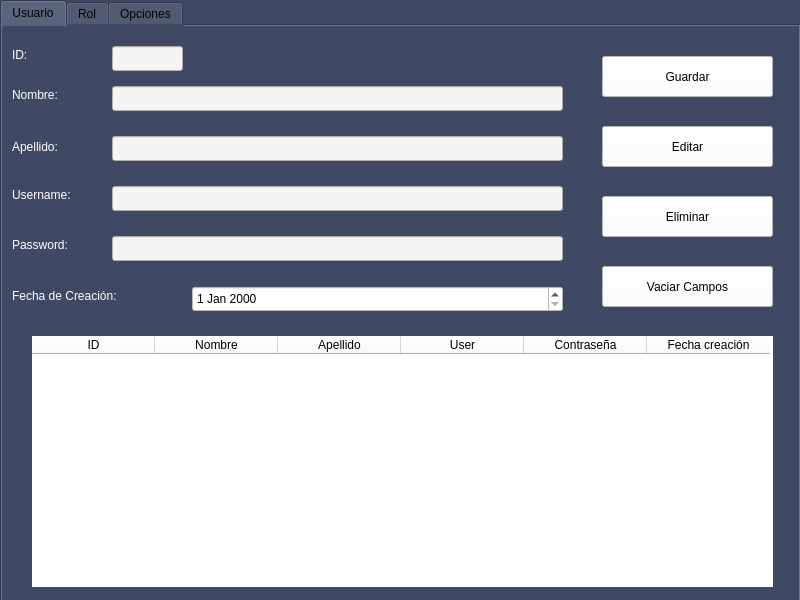
EdCenten0/MAPA-Python, file Proyecto/Interfaces/Seguridad.ui: the form before one commit.
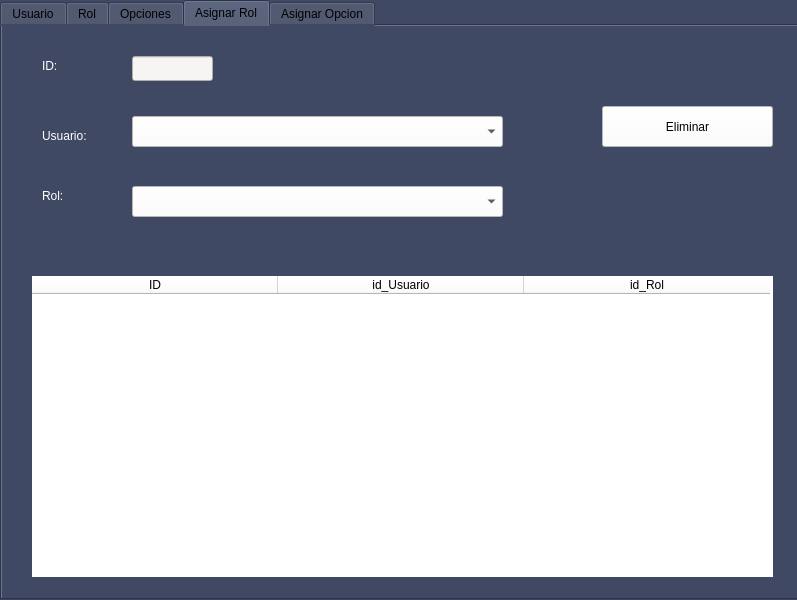
The form after the commit. The open tabs and pages were chosen to show the change.

Commit message:
Cambios y configuración de Seguridad
Agregue el codigo vw_Seguridad para que se ha más fácil la programación (Auto Complete)

```diff
--- a/Proyecto/Interfaces/Seguridad.ui
+++ b/Proyecto/Interfaces/Seguridad.ui
@@ -1,12 +1,15 @@
 <?xml version="1.0" encoding="UTF-8"?>
 <ui version="4.0">
- <class>Background</class>
- <widget class="QMainWindow" name="Background">
+ <class>Seguridad</class>
+ <widget class="QMainWindow" name="Seguridad">
+  <property name="enabled">
+   <bool>true</bool>
+  </property>
   <property name="geometry">
    <rect>
     <x>0</x>
     <y>0</y>
-    <width>800</width>
+    <width>797</width>
     <height>600</height>
    </rect>
   </property>
@@ -23,8 +26,8 @@
      <rect>
       <x>0</x>
       <y>0</y>
-      <width>801</width>
-      <height>631</height>
+      <width>800</width>
+      <height>600</height>
      </rect>
     </property>
     <property name="minimumSize">
@@ -711,6 +714,326 @@
       </property>
      </widget>
     </widget>
+    <widget class="QWidget" name="tab_3">
+     <attribute name="title">
+      <string>Asignar Rol</string>
+     </attribute>
+     <widget class="QTableWidget" name="tb_Asignar_Rol">
+      <property name="geometry">
+       <rect>
+        <x>30</x>
+        <y>250</y>
+        <width>741</width>
+        <height>301</height>
+       </rect>
+      </property>
+      <property name="cursor" stdset="0">
+       <cursorShape>PointingHandCursor</cursorShape>
+      </property>
+      <property name="styleSheet">
+       <string notr="true">background-color: rgb(255, 255, 255);</string>
+      </property>
+      <property name="frameShape">
+       <enum>QFrame::NoFrame</enum>
+      </property>
+      <property name="sizeAdjustPolicy">
+       <enum>QAbstractScrollArea::AdjustToContents</enum>
+      </property>
+      <attribute name="horizontalHeaderDefaultSectionSize">
+       <number>246</number>
+      </attribute>
+      <attribute name="verticalHeaderDefaultSectionSize">
+       <number>25</number>
+      </attribute>
+      <attribute name="verticalHeaderMinimumSectionSize">
+       <number>23</number>
+      </attribute>
+      <column>
+       <property name="text">
+        <string>ID</string>
+       </property>
+      </column>
+      <column>
+       <property name="text">
+        <string>id_Usuario</string>
+       </property>
+      </column>
+      <column>
+       <property name="text">
+        <string>id_Rol</string>
+       </property>
+      </column>
+     </widget>
+     <widget class="QPushButton" name="bt_Eliminar_Asignar_Rol">
+      <property name="geometry">
+       <rect>
+        <x>600</x>
+        <y>80</y>
+        <width>171</width>
+        <height>41</height>
+       </rect>
+      </property>
+      <property name="styleSheet">
+       <string notr="true">background-color: rgb(255, 255, 255);</string>
+      </property>
+      <property name="text">
+       <string>Eliminar</string>
+      </property>
+     </widget>
+     <widget class="QLabel" name="label_13">
+      <property name="geometry">
+       <rect>
+        <x>40</x>
+        <y>30</y>
+        <width>121</width>
+        <height>20</height>
+       </rect>
+      </property>
+      <property name="styleSheet">
+       <string notr="true">font: 14pt &quot;Ubuntu&quot;;
+color: rgb(255, 255, 255);</string>
+      </property>
+      <property name="text">
+       <string>ID:</string>
+      </property>
+     </widget>
+     <widget class="QLineEdit" name="line_Asignar_Rol_Id">
+      <property name="enabled">
+       <bool>false</bool>
+      </property>
+      <property name="geometry">
+       <rect>
+        <x>130</x>
+        <y>30</y>
+        <width>81</width>
+        <height>25</height>
+       </rect>
+      </property>
+      <property name="styleSheet">
+       <string notr="true">background-color: rgb(246, 245, 244);</string>
+      </property>
+     </widget>
+     <widget class="QLabel" name="label_14">
+      <property name="geometry">
+       <rect>
+        <x>40</x>
+        <y>100</y>
+        <width>121</width>
+        <height>20</height>
+       </rect>
+      </property>
+      <property name="styleSheet">
+       <string notr="true">font: 14pt &quot;Ubuntu&quot;;
+color: rgb(255, 255, 255);</string>
+      </property>
+      <property name="text">
+       <string>Usuario:</string>
+      </property>
+     </widget>
+     <widget class="QLabel" name="label_15">
+      <property name="geometry">
+       <rect>
+        <x>40</x>
+        <y>160</y>
+        <width>81</width>
+        <height>20</height>
+       </rect>
+      </property>
+      <property name="styleSheet">
+       <string notr="true">font: 14pt &quot;Ubuntu&quot;;
+color: rgb(255, 255, 255);</string>
+      </property>
+      <property name="text">
+       <string>Rol:</string>
+      </property>
+     </widget>
+     <widget class="QComboBox" name="cb_Asignar_Rol_idRol">
+      <property name="geometry">
+       <rect>
+        <x>130</x>
+        <y>160</y>
+        <width>371</width>
+        <height>31</height>
+       </rect>
+      </property>
+      <property name="styleSheet">
+       <string notr="true">background-color: rgb(255, 255, 255);</string>
+      </property>
+     </widget>
+     <widget class="QComboBox" name="cb_Asignar_Rol_idUsuario">
+      <property name="geometry">
+       <rect>
+        <x>130</x>
+        <y>90</y>
+        <width>371</width>
+        <height>31</height>
+       </rect>
+      </property>
+      <property name="styleSheet">
+       <string notr="true">background-color: rgb(255, 255, 255);</string>
+      </property>
+     </widget>
+    </widget>
+    <widget class="QWidget" name="tab_4">
+     <attribute name="title">
+      <string>Asignar Opcion</string>
+     </attribute>
+     <widget class="QPushButton" name="bt_Eliminar_Asignar_Opcion">
+      <property name="geometry">
+       <rect>
+        <x>600</x>
+        <y>80</y>
+        <width>171</width>
+        <height>41</height>
+       </rect>
+      </property>
+      <property name="styleSheet">
+       <string notr="true">background-color: rgb(255, 255, 255);</string>
+      </property>
+      <property name="text">
+       <string>Eliminar</string>
+      </property>
+     </widget>
+     <widget class="QLabel" name="label_16">
+      <property name="geometry">
+       <rect>
+        <x>40</x>
+        <y>30</y>
+        <width>121</width>
+        <height>20</height>
+       </rect>
+      </property>
+      <property name="styleSheet">
+       <string notr="true">font: 14pt &quot;Ubuntu&quot;;
+color: rgb(255, 255, 255);</string>
+      </property>
+      <property name="text">
+       <string>ID:</string>
+      </property>
+     </widget>
+     <widget class="QTableWidget" name="tb_Asignar_Opcion">
+      <property name="geometry">
+       <rect>
+        <x>30</x>
+        <y>250</y>
+        <width>741</width>
+        <height>301</height>
+       </rect>
+      </property>
+      <property name="cursor" stdset="0">
+       <cursorShape>PointingHandCursor</cursorShape>
+      </property>
+      <property name="styleSheet">
+       <string notr="true">background-color: rgb(255, 255, 255);</string>
+      </property>
+      <property name="frameShape">
+       <enum>QFrame::NoFrame</enum>
+      </property>
+      <property name="sizeAdjustPolicy">
+       <enum>QAbstractScrollArea::AdjustToContents</enum>
+      </property>
+      <attribute name="horizontalHeaderDefaultSectionSize">
+       <number>246</number>
+      </attribute>
+      <attribute name="verticalHeaderDefaultSectionSize">
+       <number>25</number>
+      </attribute>
+      <attribute name="verticalHeaderMinimumSectionSize">
+       <number>23</number>
+      </attribute>
+      <column>
+       <property name="text">
+        <string>ID</string>
+       </property>
+      </column>
+      <column>
+       <property name="text">
+        <string>id_Rol</string>
+       </property>
+      </column>
+      <column>
+       <property name="text">
+        <string>id_Opcion</string>
+       </property>
+      </column>
+     </widget>
+     <widget class="QComboBox" name="cb_Asignar_Opcion_idRol">
+      <property name="geometry">
+       <rect>
+        <x>130</x>
+        <y>90</y>
+        <width>371</width>
+        <height>31</height>
+       </rect>
+      </property>
+      <property name="styleSheet">
+       <string notr="true">background-color: rgb(255, 255, 255);</string>
+      </property>
+     </widget>
+     <widget class="QLineEdit" name="line_Asignar_Opcion_Id">
+      <property name="enabled">
+       <bool>false</bool>
+      </property>
+      <property name="geometry">
+       <rect>
+        <x>130</x>
+        <y>30</y>
+        <width>81</width>
+        <height>25</height>
+       </rect>
+      </property>
+      <property name="styleSheet">
+       <string notr="true">background-color: rgb(246, 245, 244);</string>
+      </property>
+     </widget>
+     <widget class="QComboBox" name="cb_Asignar_Opcion_idOpcion">
+      <property name="geometry">
+       <rect>
+        <x>130</x>
+        <y>160</y>
+        <width>371</width>
+        <height>31</height>
+       </rect>
+      </property>
+      <property name="styleSheet">
+       <string notr="true">background-color: rgb(255, 255, 255);</string>
+      </property>
+     </widget>
+     <widget class="QLabel" name="label_17">
+      <property name="geometry">
+       <rect>
+        <x>40</x>
+        <y>100</y>
+        <width>71</width>
+        <height>20</height>
+       </rect>
+      </property>
+      <property name="styleSheet">
+       <string notr="true">font: 14pt &quot;Ubuntu&quot;;
+color: rgb(255, 255, 255);</string>
+      </property>
+      <property name="text">
+       <string>Rol:</string>
+      </property>
+     </widget>
+     <widget class="QLabel" name="label_18">
+      <property name="geometry">
+       <rect>
+        <x>40</x>
+        <y>160</y>
+        <width>81</width>
+        <height>21</height>
+       </rect>
+      </property>
+      <property name="styleSheet">
+       <string notr="true">font: 14pt &quot;Ubuntu&quot;;
+color: rgb(255, 255, 255);</string>
+      </property>
+      <property name="text">
+       <string>Opcion:</string>
+      </property>
+     </widget>
+    </widget>
    </widget>
   </widget>
  </widget>
```
Left out of the diff: 4 changed lines with no effect on the pictures. The commit also changes 7 other files.
